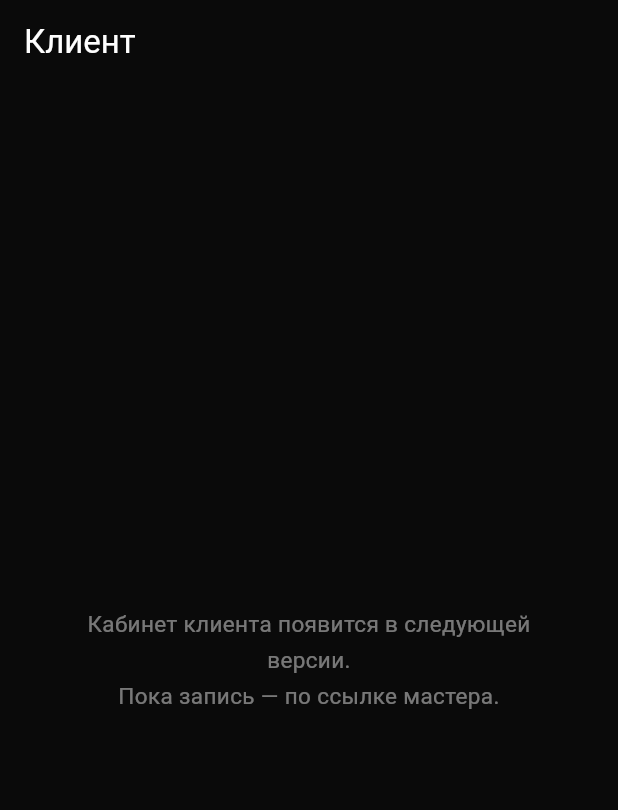
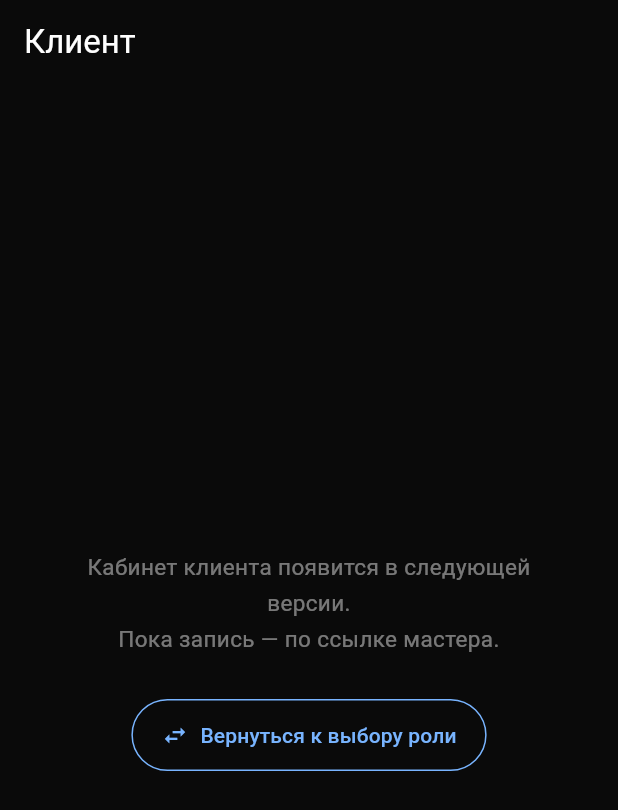
Before and after one commit to javadabdullaev97-coder/navbar, a Flutter app: the ClientHomeScreen screen opened directly, on a phone screen of 412 x 824 dp. Shown: the top 810 px of the screen. Run offline on Flutter 3.47's test engine with Material 3 defaults, Android fonts, the phone set to English and light mode, and no system bars; our stand-ins replace shared_preferences; accounts and stored records are empty.

Commit message:
Постоянный тестовый ключ подписи APK + выход из кабинета клиента
- CI подписывает release-APK постоянным тестовым ключом — обновления
  ставятся поверх без удаления (раньше каждый билд подписывался случайным)
- Перед публикацией в Google Play ключ будет заменён на секретный release-ключ
- Экран клиента больше не тупик: кнопка возврата к выбору роли

https://claude.ai/code/session_01KN1yU6MCWbxnavw2o95WmQ

```diff
--- a/mobile/lib/i18n.dart
+++ b/mobile/lib/i18n.dart
@@ -105,6 +105,7 @@ class S {
 
   static const clientComingSoon =
       'Кабинет клиента появится в следующей версии.\nПока запись — по ссылке мастера.';
+  static const backToRoleSelect = 'Вернуться к выбору роли';
   static const min = 'мин';
   static const back = 'Назад';
   static const cancel = 'Отмена';
--- a/mobile/lib/screens/client_home.dart
+++ b/mobile/lib/screens/client_home.dart
@@ -1,6 +1,8 @@
 import 'package:flutter/material.dart';
+import '../app_state.dart';
 import '../i18n.dart';
 import '../theme.dart';
+import 'role_select.dart';
 
 // Кабинет клиента — Этап 2 (см. docs/project-brief.md).
 class ClientHomeScreen extends StatelessWidget {
@@ -10,14 +12,42 @@ class ClientHomeScreen extends StatelessWidget {
   Widget build(BuildContext context) {
     return Scaffold(
       appBar: AppBar(title: const Text(S.roleClient)),
-      body: const Center(
+      body: Center(
         child: Padding(
-          padding: EdgeInsets.all(32),
-          child: Text(
-            S.clientComingSoon,
-            textAlign: TextAlign.center,
-            style: TextStyle(
-                color: AppColors.textSecondary, fontSize: 15, height: 1.6),
+          padding: const EdgeInsets.all(32),
+          child: Column(
+            mainAxisAlignment: MainAxisAlignment.center,
+            children: [
+              const Text(
+                S.clientComingSoon,
+                textAlign: TextAlign.center,
+                style: TextStyle(
+                    color: AppColors.textSecondary,
+                    fontSize: 15,
+                    height: 1.6),
+              ),
+              const SizedBox(height: 28),
+              OutlinedButton.icon(
+                icon: const Icon(Icons.swap_horiz,
+                    color: AppColors.accentClient),
+                label: const Text(S.backToRoleSelect,
+                    style: TextStyle(color: AppColors.accentClient)),
+                style: OutlinedButton.styleFrom(
+                  side: const BorderSide(color: AppColors.accentClient),
+                  padding: const EdgeInsets.symmetric(
+                      horizontal: 20, vertical: 14),
+                ),
+                onPressed: () async {
+                  await AppState.instance.reset();
+                  if (!context.mounted) return;
+                  Navigator.of(context).pushAndRemoveUntil(
+                    MaterialPageRoute(
+                        builder: (_) => const RoleSelectScreen()),
+                    (_) => false,
+                  );
+                },
+              ),
+            ],
           ),
         ),
       ),
```
Also changed, not shown: 3 other files.
